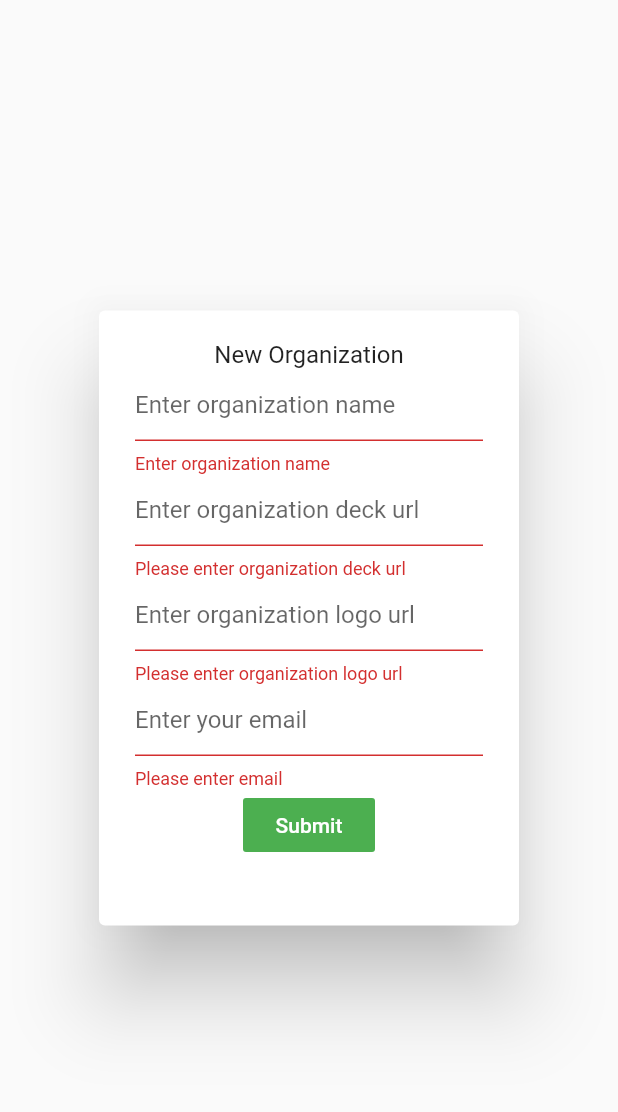
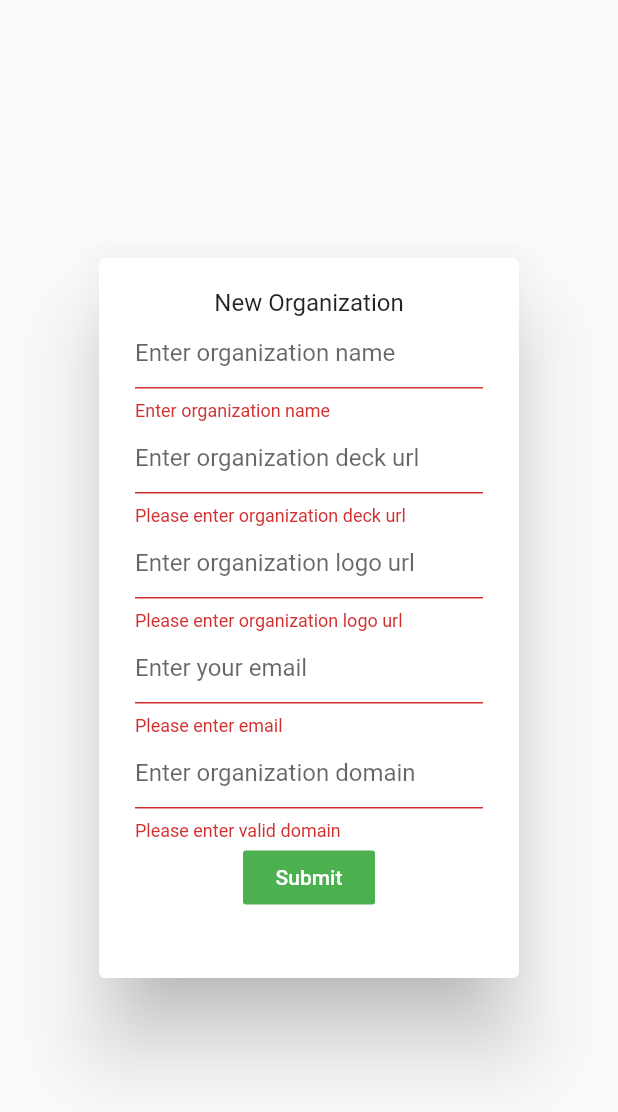
Before and after one commit to flabbet/WhoIsWho-Game, a Flutter app: the OrganizationPopup widget shown alone on an empty page, opened directly, after a tap on "Submit", on a phone screen of 412 x 824 dp. Shown: the top 1112 px of the screen. Run offline on Flutter 3.47's test engine with Material 2 defaults, Android fonts, the phone set to English and light mode, and no system bars; our stand-ins replace dio, file_picker, flip_card, flutter_markdown, google_sign_in.

Commit message:
Changed new organization a bit

```diff
--- a/who_is_who/lib/Constants.dart
+++ b/who_is_who/lib/Constants.dart
@@ -24,4 +24,7 @@ class Constants {
     }
     return choices;
   }
+
+  static const List<String> forbiddenDomains = <String>[
+    "gmail.com", "outlook.com", "Yahoo.com", "iCloud.com", "aol.com", "Mail.com"];
 }
--- a/who_is_who/lib/popups.dart
+++ b/who_is_who/lib/popups.dart
@@ -4,6 +4,7 @@ import 'package:flutter/gestures.dart';
 import 'package:flutter/material.dart';
 import 'package:google_sign_in/google_sign_in.dart';
 import 'package:url_launcher/url_launcher.dart';
+import 'package:who_is_who/Constants.dart';
 
 class Popups {
   static AlertDialog openDeckPopup(BuildContext context, Function onOpenDeck) {
@@ -108,6 +109,7 @@ class _OrganizationPopupState extends State<OrganizationPopup> {
   final _orgDeckFieldController = TextEditingController();
   final _orgLogoFieldController = TextEditingController();
   final _authorEmailController = TextEditingController();
+  final _orgDomainController = TextEditingController();
   String responseStr;
 
   @override
@@ -163,9 +165,27 @@ class _OrganizationPopupState extends State<OrganizationPopup> {
                           return "Please enter email";
                         } else if (!RegExp(
                                 r"^[a-zA-Z0-9.!#$%&'*+/=?^_`{|}~-]+@[a-zA-Z0-9](?:[a-zA-Z0-9-]{0,253}[a-zA-Z0-9])?(?:\.[a-zA-Z0-9](?:[a-zA-Z0-9-]{0,253}[a-zA-Z0-9])?)*$")
-                            .hasMatch(value)) {
+                            .hasMatch(value.trim())) {
                           return "Please enter valid email";
                         }
+                        return null;
+                      }),
+                  TextFormField(
+                      controller: _orgDomainController,
+                      decoration: InputDecoration(hintText: "Enter organization domain"),
+                      validator: (value) {
+                        if (value.isNotEmpty && value.split(".").length != 2) {
+                          return "Please enter valid domain";
+                        }
+                        else if (value.split('.')[0].isEmpty || value.split('.')[1].isEmpty){
+                          return "Please enter valid domain";
+                        }
+                        for(int i = 0; i < Constants.forbiddenDomains.length; i++){
+                          if (Constants.forbiddenDomains[i].toLowerCase() == value.toLowerCase()){
+                            return "This domain is forbidden.";
+                          }
+                        }
+
                         return null;
                       }),
                   FlatButton(
@@ -179,7 +199,8 @@ class _OrganizationPopupState extends State<OrganizationPopup> {
                           "organization_name": _orgNameFieldController.text,
                           "organization_deck": _orgDeckFieldController.text,
                           "organization_logo": _orgLogoFieldController.text,
-                          "author_email": _authorEmailController.text
+                          "author_email": _authorEmailController.text.trim(),
+                          "domain": _orgDomainController.text
                         });
                         await dio
                             .post("http://138.68.78.158:8080/org/register",
@@ -207,11 +228,9 @@ class _OrganizationPopupState extends State<OrganizationPopup> {
 
 class ManageUsersPopup extends StatefulWidget {
 
-  GoogleSignInAccount _account;
+  final GoogleSignInAccount _account;
 
-  ManageUsersPopup(  GoogleSignInAccount account){
-    _account = account;
-  }
+  ManageUsersPopup(this._account);
 
   @override
   State<StatefulWidget> createState() => _ManageUsersPopupState(_account);
```
